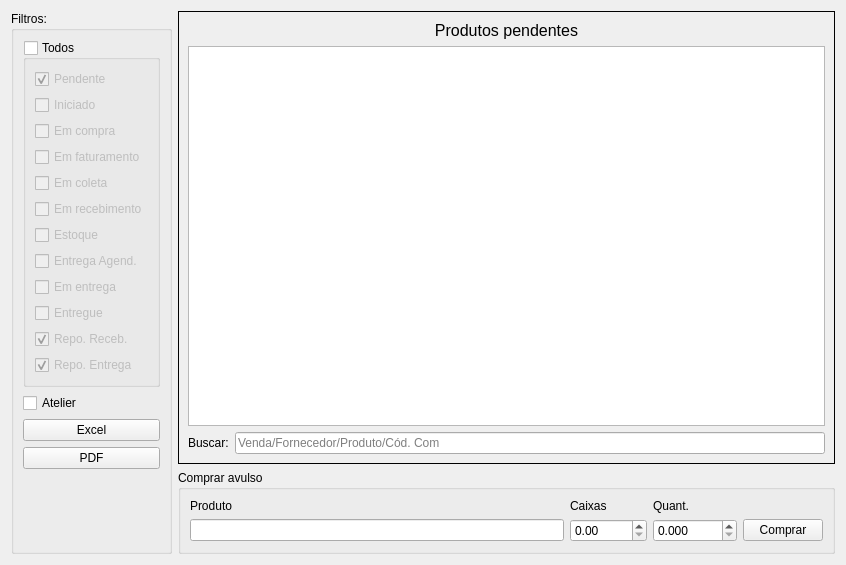
Qt form ui/widgetcomprapendentes.ui (darktorres/ERP-STACCATO) before a commit.
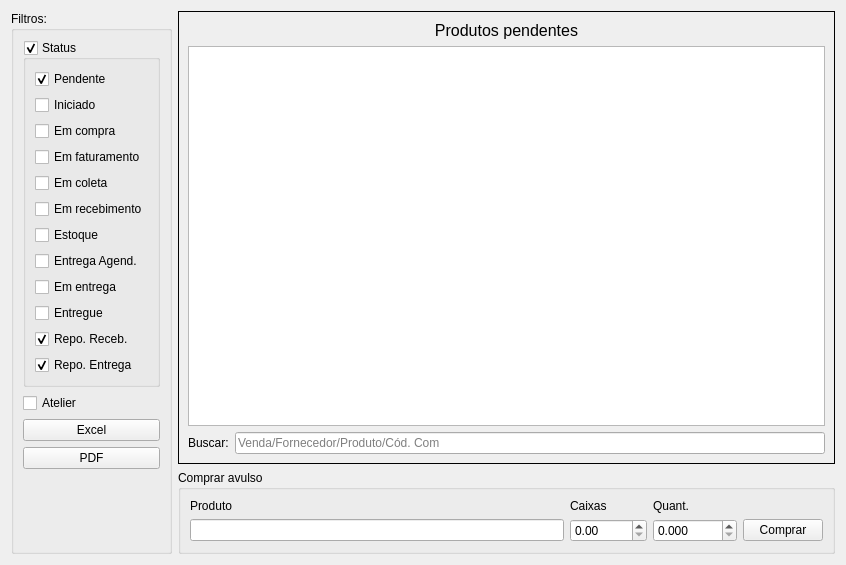
The same form after that commit. Custom widgets are drawn as their Qt base class.

What changed in the file:
```diff
--- a/ui/widgetcomprapendentes.ui
+++ b/ui/widgetcomprapendentes.ui
@@ -33,13 +33,13 @@
       <item row="1" column="0">
        <widget class="QGroupBox" name="groupBoxStatus">
         <property name="title">
-         <string>Todos</string>
+         <string>Status</string>
         </property>
         <property name="checkable">
          <bool>true</bool>
         </property>
         <property name="checked">
-         <bool>false</bool>
+         <bool>true</bool>
         </property>
         <layout class="QGridLayout" name="gridLayout_5">
          <item row="10" column="0">
```
